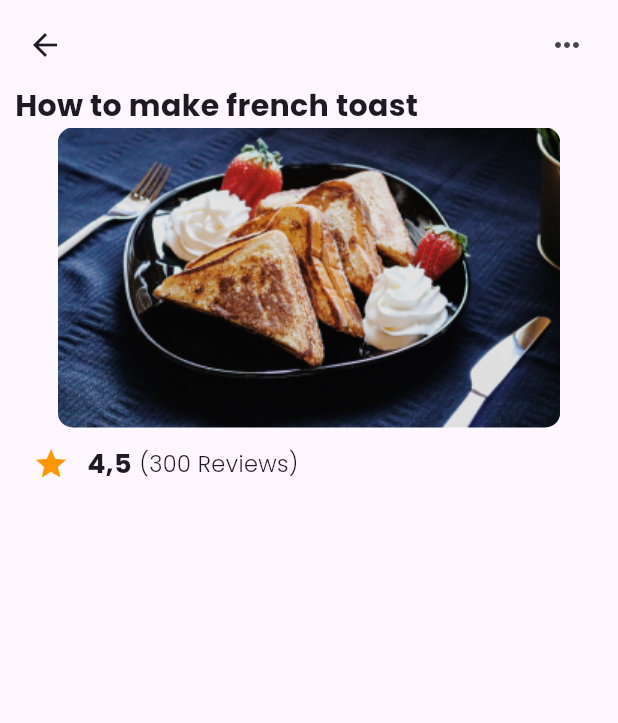
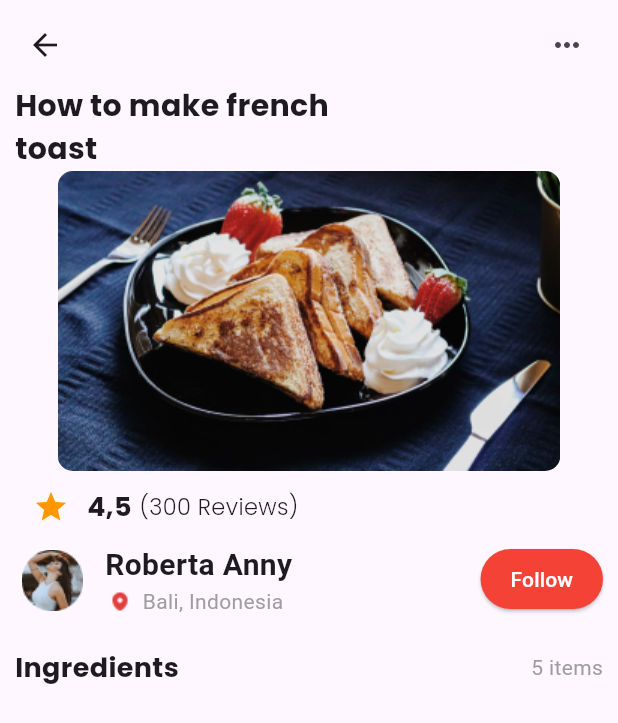
Before and after one commit to Benedict-Ik/foodrecipe, a Flutter app: the screen it shows after launch, on a phone screen of 412 x 824 dp. Shown: the top 723 px of the screen. Run offline on Flutter 3.47's test engine with Material 3 defaults, Android fonts, the phone set to English and light mode, and no system bars.

Commit message:
Added Profile and Card sections

```diff
--- a/foodrecipeapp/lib/main.dart
+++ b/foodrecipeapp/lib/main.dart
@@ -38,12 +38,14 @@ class MyApp extends StatelessWidget {
           ),
           body: Padding(
             padding: EdgeInsets.only(left: 10.0, right: 10.0),
+
+            // Parent Column
             child: Column(children: [
               // Header text description
               Row(
                 children: [
                   Text(
-                    "How to make french toast",
+                    "How to make french\ntoast ",
                     textDirection: TextDirection.ltr,
                     style: TextStyle(
                         fontFamily: "Poppins",
@@ -53,6 +55,36 @@ class MyApp extends StatelessWidget {
                 ],
               ),
               // Banner Image
+              // Column(
+              //   children: [
+              //     Stack(
+              //       children: [
+              //         ClipRRect(
+              //           borderRadius: BorderRadius.circular(10.0),
+              //           child: Image.asset(
+              //             "ui-assets/img/banner.png",
+              //             width: double.infinity,
+              //             height: 100.0,
+              //             fit: BoxFit.contain,
+              //           ),
+              //         ),
+              //         Positioned(
+              //           top:
+              //               0, // Adjusted to position the image centrally vertically
+              //           left:
+              //               0, // Adjusted to position the image centrally horizontally
+              //           child: Image.asset(
+              //             "ui-assets/img/play-button.png",
+              //             width: 100.0,
+              //             height: 100.0,
+              //             fit: BoxFit.cover,
+              //           ),
+              //         ),
+              //       ],
+              //     ),
+              //   ],
+              // ),
+
               Column(
                 children: [
                   ClipRRect(
@@ -107,19 +139,108 @@ class MyApp extends StatelessWidget {
                     ),
                   ],
                 ),
-                // Row(
-                //   children: [
-                //     Text(
-                //       "4,5",
-                //       textDirection: TextDirection.ltr,
-                //       style: TextStyle(
-                //           fontFamily: "Poppins",
-                //           fontWeight: FontWeight.w700,
-                //           fontSize: 10.0),
-                //     ),
-                //   ],
-                // ),
-              ])
+              ]),
+
+              // Profile section
+
+              Column(
+                crossAxisAlignment: CrossAxisAlignment.start,
+                children: [
+                  Row(
+                    crossAxisAlignment: CrossAxisAlignment.start,
+                    children: [
+                      Image.asset(
+                        "ui-assets/img/profile-img.png",
+                        width: 50.0,
+                        height: 50.0,
+                        // fit: BoxFit.contain,
+                      ),
+                      SizedBox(
+                          width:
+                              10), // Add spacing between the profile image and text
+                      Column(
+                        crossAxisAlignment: CrossAxisAlignment.start,
+                        children: [
+                          Text(
+                            "Roberta Anny",
+                            style: TextStyle(
+                              fontFamily: "Roboto",
+                              fontSize: 20.0,
+                              fontWeight: FontWeight.w700,
+                            ),
+                          ),
+                          Row(
+                            children: [
+                              Image.asset(
+                                "ui-assets/img/location.png",
+                                width: 20.0,
+                                height: 20.0,
+                                // fit: BoxFit.contain,
+                              ),
+                              SizedBox(
+                                  width:
+                                      5), // Add spacing between the location icon and text
+                              Text(
+                                "Bali, Indonesia",
+                                style: TextStyle(
+                                  fontSize: 14.0,
+                                  color: Colors.grey,
+                                ),
+                              ),
+                            ],
+                          ),
+                        ],
+                      ),
+                      Spacer(), // Add spacer to push the follow button to the right
+                      ElevatedButton(
+                        onPressed: () {
+                          // Add functionality for the follow button press
+                        },
+                        style: ElevatedButton.styleFrom(
+                          primary: Colors.red, // Background color
+                          onPrimary: Colors.white, // Text color
+                          padding: EdgeInsets.symmetric(
+                              horizontal: 20, vertical: 10),
+                        ),
+                        child: Text("Follow"),
+                      ),
+                    ],
+                  ),
+                ],
+              ),
+
+              // Card section
+              Column(
+                crossAxisAlignment: CrossAxisAlignment.start,
+                children: [
+                  Padding(
+                    padding: EdgeInsets.symmetric(
+                        vertical: 20.0), // Add vertical padding
+                    child: Row(
+                      mainAxisAlignment: MainAxisAlignment.spaceBetween,
+                      children: [
+                        Text(
+                          "Ingredients",
+                          style: TextStyle(
+                            fontFamily: "Poppins",
+                            fontWeight: FontWeight.w700,
+                            fontSize: 18.0,
+                          ),
+                        ),
+                        Text(
+                          "5 items",
+                          style: TextStyle(
+                            color: Colors.grey,
+                            fontSize: 14.0,
+                          ),
+                        ),
+                      ],
+                    ),
+                  ),
+                ],
+              ),
+
+              // Individual Cards
             ]),
           )),
     );
```
Also changed, not shown: foodrecipeapp/pubspec.yaml (+2 -5 lines), foodrecipeapp/lib/home.dart (added).
